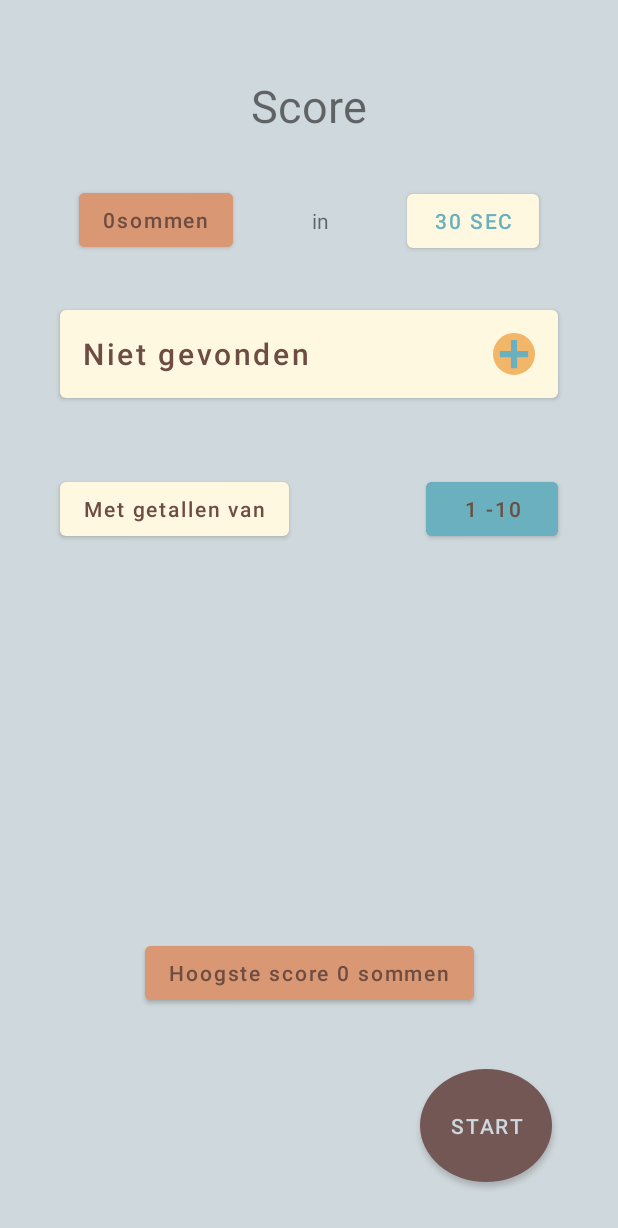
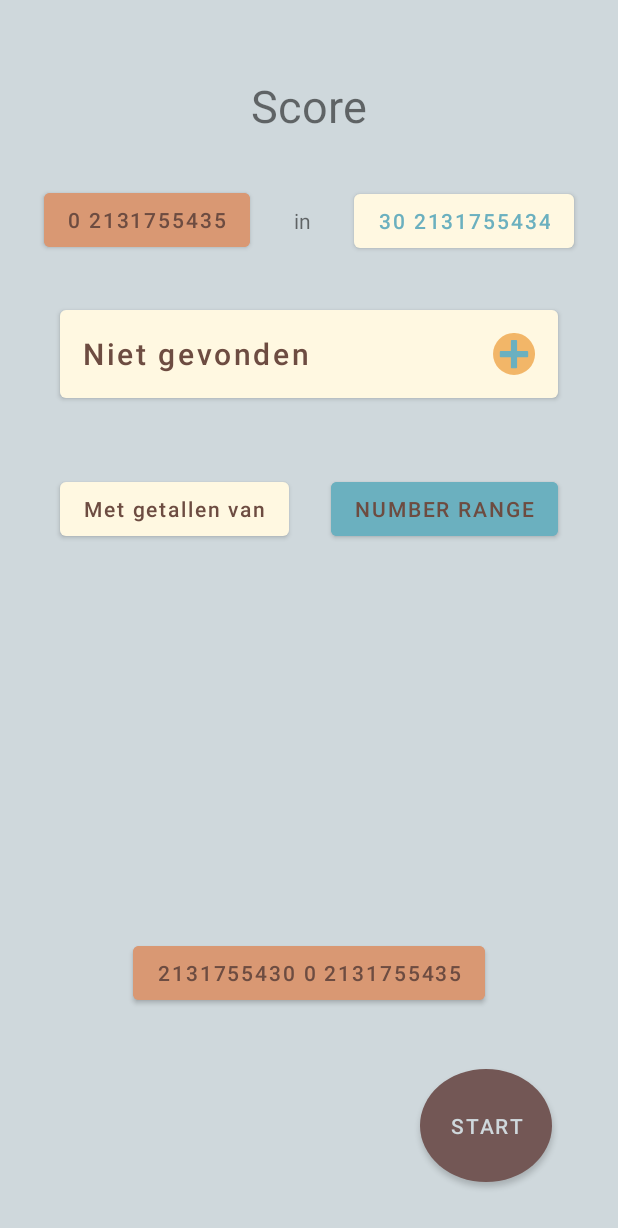
Before and after one commit to ITenF/MathTimeQuiz, an Android app: the ScoreFragment screen opened through its navigation route, on a phone screen of 412 x 824 dp. Shown: the top 1228 px of the screen. Run offline under Robolectric (Android 15) with nearby library versions, the phone set to English and light mode, and no system bars; 2 statements that could not run were skipped.

Commit message:
Naam van App verandert en ScoreFragment aangepast

```diff
--- a/app/src/main/AndroidManifest.xml
+++ b/app/src/main/AndroidManifest.xml
@@ -5,7 +5,7 @@
     <application
         android:allowBackup="true"
         android:icon="@mipmap/ic_launcher"
-        android:label="@string/app_name"
+        android:label="@string/mathspeed"
         android:roundIcon="@mipmap/ic_launcher_round"
         android:supportsRtl="true"
         android:theme="@style/AppTheme" >
--- a/app/src/main/java/com/itenf/mathtimequiz/ui/main/ScoreFragment.java
+++ b/app/src/main/java/com/itenf/mathtimequiz/ui/main/ScoreFragment.java
@@ -66,7 +66,7 @@ public class ScoreFragment extends Fragment {
 
         //set the text of the score
         String score = String.valueOf(mViewModel.getScore());
-        scoreNumberBtn.setText(String.valueOf(score + this.getResources().getString(R.string.sommen) ));
+        scoreNumberBtn.setText(score + " " + R.string.sommen  );
 
         //set the text on the button that shows the type of sums
         switch (mViewModel.getTypeArithmeticExpression()) {
@@ -95,7 +95,7 @@ public class ScoreFragment extends Fragment {
         }
 
         //scoreKey is used as the key of the SharedPreferences to store the score as as key-value pair:
-        String scoreKey = "HighScore_" + mViewModel.getTypeArithmeticExpression() + "_" + mViewModel.getNumberRange() + "_" + String.valueOf(mViewModel.getNumberOfSeconds());
+        String scoreKey = "HighScore_" + mViewModel.getTypeArithmeticExpression() + "_" + mViewModel.getNumberRange() + "_" + mViewModel.getNumberOfSeconds();
         //Log.i("TagFloor", "ScoreFragment regel 64: scoreKey is: " + scoreKey);
 
         checkAndStoreHighScore(scoreKey);
@@ -105,9 +105,9 @@ public class ScoreFragment extends Fragment {
         //reset score
         mViewModel.setScore(0);
         //set the text of the range of numbers that are used to play with in the scoreFragment
-        numberRangeTxtView.setText( this.getResources().getString(R.string.streepjeEn1) + mViewModel.getNumberRange());
+        numberRangeTxtView.setText( R.string.streepjeEn1 + mViewModel.getNumberRange());
         //set the text of the Time of playing in the scoreFragment
-        timeBtn.setText(String.valueOf(mViewModel.getNumberOfSeconds()) + " " +  this.getResources().getString(R.string.sec));
+        timeBtn.setText(mViewModel.getNumberOfSeconds() + " " +  R.string.sec);
 
         //reset Timer
         mViewModel.setNumberOfSeconds(30);
@@ -135,19 +135,20 @@ public class ScoreFragment extends Fragment {
         if (!sharedPref.contains(scoreKey)) {// if there is not already a highscore for this game make a new highscore for this combination
             editor.putInt(scoreKey, mViewModel.getScore());
             editor.apply();
-            highScoreBtn.setText(  this.getResources().getString(R.string.hoogsteScore) + " " + String.valueOf(mViewModel.getScore()) + " " +  this.getResources().getString(R.string.sommen));
+            highScoreBtn.setText(  R.string.hoogsteScore + " " + mViewModel.getScore() + " " +  R.string.sommen);
             //Log.i("TagFloor" , "ScoreFragment regel 135  REALLY NEW score is: " + mViewModel.getScore());
 
         } else if (sharedPref.getInt(scoreKey, 0) < mViewModel.getScore()) {//there is already a highscore for this combination so look if the new score is higher then the saved one in shared Pref
             //set mew highscore
             editor.putInt(scoreKey, mViewModel.getScore());
             editor.apply();
-            highScoreBtn.setText( this.getResources().getString(R.string.nieuweHoogsteScore) + " " + String.valueOf(mViewModel.getScore()) +  " " +  this.getResources().getString(R.string.sommen));
+            highScoreBtn.setText( R.string.nieuweHoogsteScore + " " + mViewModel.getScore() +  " " +  R.string.sommen);
             // Log.i("TagFloor" , "ScoreFragment regel 147 new score is: " + mViewModel.getScore());
+
 
         } else {//the new score is lower then the saved highscore so print the saved highscore in shared pref
             //Log.i("TagFloor" , "ScoreFragment regel 149 do nothing because the highscore is lower");}
-            highScoreBtn.setText( this.getResources().getString(R.string.hoogsteScoreTotNuToe) + " " + sharedPref.getInt(scoreKey, 0) +  " " +  this.getResources().getString(R.string.sommen));
+            highScoreBtn.setText( R.string.hoogsteScoreTotNuToe + " " + sharedPref.getInt(scoreKey, 0) +  " " +  R.string.sommen);
 
         }
 
--- a/app/src/main/res/values/strings.xml
+++ b/app/src/main/res/values/strings.xml
@@ -70,4 +70,5 @@
     <string name="hoogsteScore">Hoogste score</string>
     <string name="nieuweHoogsteScore">NIEUWE hoogste score</string>
     <string name="hoogsteScoreTotNuToe">Hoogste score tot nu toe:</string>
+    <string name="mathspeed">MathSpeed</string>
 </resources>
```
